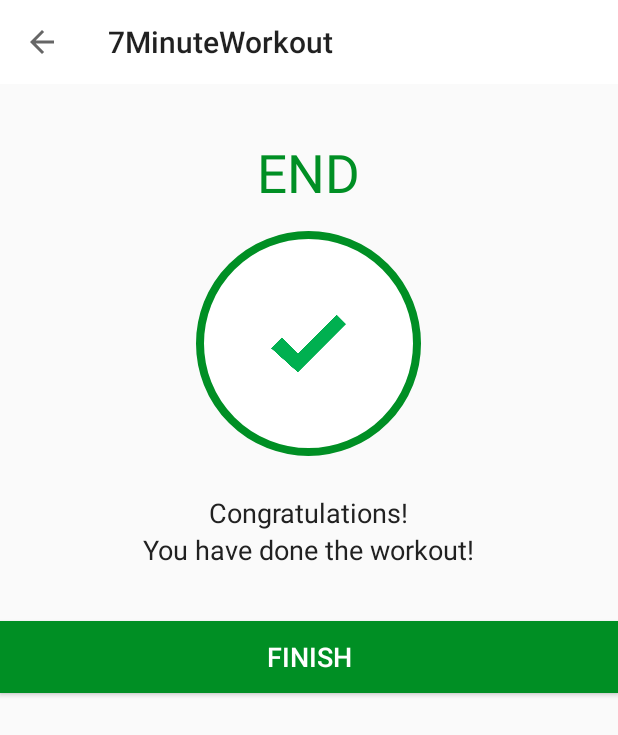
After one commit to wenk-silvan/7-minute-workout, an Android app: the FinishActivity screen opened directly, with no data from a screen before it, on a phone screen of 412 x 824 dp. The commit adds this screen. Shown: the top 735 px of the screen. Run offline under Robolectric (Android 15) with nearby library versions, the phone set to English and light mode, and no system bars.

Commit message:
Implement finish activity/screen

```diff
--- a/app/src/main/AndroidManifest.xml
+++ b/app/src/main/AndroidManifest.xml
@@ -9,14 +9,18 @@
         android:roundIcon="@mipmap/ic_launcher_round"
         android:supportsRtl="true"
         android:theme="@style/AppTheme">
-        <activity android:name=".ExerciseActivity"
+        <activity
+            android:name=".FinishActivity"
             android:screenOrientation="portrait"
-            android:theme="@style/Theme.AppCompat.NoActionBar"
-            ></activity>
+            android:theme="@style/Theme.AppCompat.Light.NoActionBar" />
+        <activity
+            android:name=".ExerciseActivity"
+            android:screenOrientation="portrait"
+            android:theme="@style/Theme.AppCompat.Light.NoActionBar" />
         <activity
             android:name=".MainActivity"
             android:screenOrientation="portrait"
-            android:theme="@style/Theme.AppCompat.DayNight.NoActionBar">
+            android:theme="@style/Theme.AppCompat.Light.NoActionBar">
             <intent-filter>
                 <action android:name="android.intent.action.MAIN" />
 
--- a/app/src/main/java/ch/wenksi/a7minuteworkout/ExerciseActivity.kt
+++ b/app/src/main/java/ch/wenksi/a7minuteworkout/ExerciseActivity.kt
@@ -1,5 +1,6 @@
 package ch.wenksi.a7minuteworkout
 
+import android.content.Intent
 import android.media.MediaPlayer
 import androidx.appcompat.app.AppCompatActivity
 import android.os.Bundle
@@ -98,8 +99,9 @@
                     exerciseAdapter!!.notifyDataSetChanged()
                     setupRestView()
                 } else {
-                    Toast.makeText(this@ExerciseActivity, "Congratulations!", Toast.LENGTH_SHORT)
-                        .show()
+                    finish()
+                    val intent = Intent(this@ExerciseActivity, FinishActivity::class.java)
+                    startActivity(intent)
                 }
             }
         }.start()
--- /dev/null
+++ b/app/src/main/java/ch/wenksi/a7minuteworkout/FinishActivity.kt
@@ -0,0 +1,23 @@
+package ch.wenksi.a7minuteworkout
+
+import androidx.appcompat.app.AppCompatActivity
+import android.os.Bundle
+import kotlinx.android.synthetic.main.activity_finish.*
+
+class FinishActivity : AppCompatActivity() {
+
+    override fun onCreate(savedInstanceState: Bundle?) {
+        super.onCreate(savedInstanceState)
+        setContentView(R.layout.activity_finish)
+
+        setSupportActionBar(toolbar_finish_activity)
+        supportActionBar?.setDisplayHomeAsUpEnabled(true)
+        toolbar_finish_activity.setNavigationOnClickListener {
+            onBackPressed()
+        }
+
+        btn_finish.setOnClickListener {
+            finish()
+        }
+    }
+}
--- a/app/src/main/java/ch/wenksi/a7minuteworkout/MainActivity.kt
+++ b/app/src/main/java/ch/wenksi/a7minuteworkout/MainActivity.kt
@@ -3,7 +3,6 @@
 import android.content.Intent
 import androidx.appcompat.app.AppCompatActivity
 import android.os.Bundle
-import android.widget.Toast
 import kotlinx.android.synthetic.main.activity_main.*
 
 class MainActivity : AppCompatActivity() {
--- /dev/null
+++ b/app/src/main/res/layout/activity_finish.xml
@@ -0,0 +1,66 @@
+<?xml version="1.0" encoding="utf-8"?>
+<LinearLayout xmlns:android="http://schemas.android.com/apk/res/android"
+    xmlns:tools="http://schemas.android.com/tools"
+    android:layout_width="match_parent"
+    android:layout_height="match_parent"
+    android:gravity="center_horizontal"
+    android:orientation="vertical"
+    tools:context=".FinishActivity">
+
+    <androidx.appcompat.widget.Toolbar
+        android:id="@+id/toolbar_finish_activity"
+        android:layout_width="match_parent"
+        android:layout_height="?android:attr/actionBarSize"
+        android:background="#FFFFFF" />
+
+    <TextView
+        android:id="@+id/tv_end"
+        android:layout_width="wrap_content"
+        android:layout_height="wrap_content"
+        android:layout_marginTop="35dp"
+        android:text="END"
+        android:textColor="@color/colorAccent"
+        android:textSize="35sp" />
+
+    <LinearLayout
+        android:layout_width="150dp"
+        android:layout_height="150dp"
+        android:layout_gravity="center"
+        android:layout_marginTop="15dp"
+        android:background="@drawable/item_circular_color_accent_border"
+        android:gravity="center">
+
+        <ImageView
+            android:layout_width="50dp"
+            android:layout_height="50dp"
+            android:contentDescription="@string/image"
+            android:src="@drawable/ic_action_done" />
+    </LinearLayout>
+
+    <TextView
+        android:layout_width="wrap_content"
+        android:layout_height="wrap_content"
+        android:layout_marginTop="25dp"
+        android:text="Congratulations!"
+        android:textColor="#212121"
+        android:textSize="18sp" />
+
+    <TextView
+        android:layout_width="wrap_content"
+        android:layout_height="wrap_content"
+        android:text="You have done the workout!"
+        android:textColor="#212121"
+        android:textSize="18sp" />
+
+    <Button
+        android:id="@+id/btn_finish"
+        android:layout_width="match_parent"
+        android:layout_height="wrap_content"
+        android:layout_gravity="bottom"
+        android:layout_marginTop="35dp"
+        android:background="@color/colorAccent"
+        android:text="FINISH"
+        android:textColor="#FFFFFF"
+        android:textSize="18sp" />
+
+</LinearLayout>
```
Also changed, not shown: app/src/main/res/drawable/ic_action_done.png (added).
